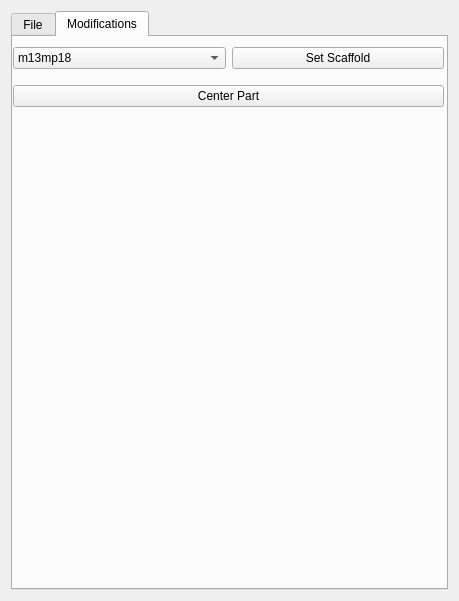
edellano/Adenita-SAMSON-Edition, file AdenitaCoreSE/form/SEAdenitaCoreSEAppGUI.ui: the form before one commit.
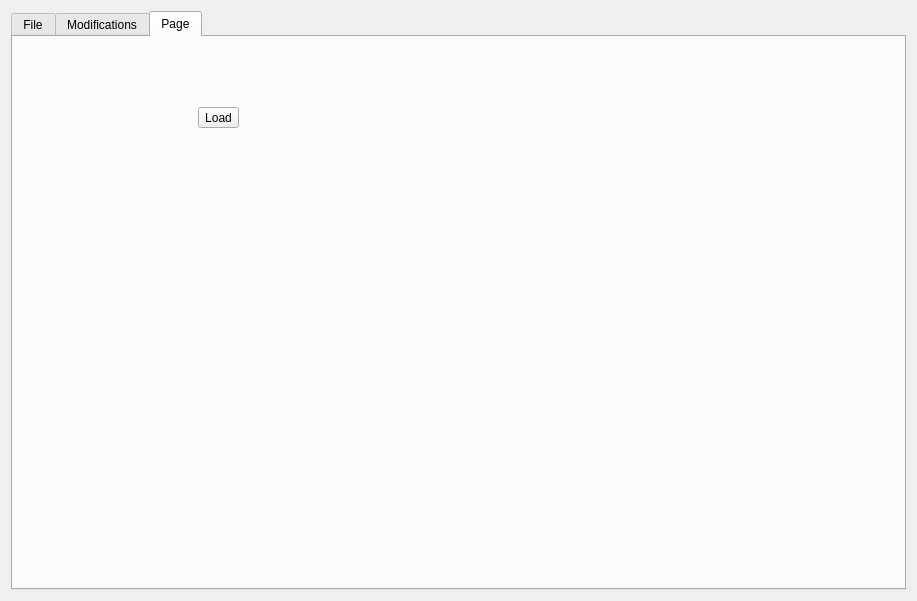
The form after the commit.

Commit message: testing icon based buttons

The edit to the form file:
```diff
--- a/AdenitaCoreSE/form/SEAdenitaCoreSEAppGUI.ui
+++ b/AdenitaCoreSE/form/SEAdenitaCoreSEAppGUI.ui
@@ -6,7 +6,7 @@
    <rect>
     <x>0</x>
     <y>0</y>
-    <width>459</width>
+    <width>917</width>
     <height>601</height>
    </rect>
   </property>
@@ -25,7 +25,7 @@
      <item>
       <widget class="QTabWidget" name="tabFile">
        <property name="currentIndex">
-        <number>1</number>
+        <number>2</number>
        </property>
        <widget class="QWidget" name="tab">
         <attribute name="title">
@@ -278,6 +278,36 @@
          </layout>
         </widget>
        </widget>
+       <widget class="QWidget" name="tab_3">
+        <attribute name="title">
+         <string>Page</string>
+        </attribute>
+        <widget class="QWidget" name="gridLayoutWidget_4">
+         <property name="geometry">
+          <rect>
+           <x>0</x>
+           <y>0</y>
+           <width>411</width>
+           <height>161</height>
+          </rect>
+         </property>
+         <layout class="QGridLayout" name="gridLayout_4">
+          <item row="0" column="0">
+           <widget class="QToolButton" name="btnLoad">
+            <property name="text">
+             <string>Load</string>
+            </property>
+            <property name="checkable">
+             <bool>true</bool>
+            </property>
+            <property name="toolButtonStyle">
+             <enum>Qt::ToolButtonTextUnderIcon</enum>
+            </property>
+           </widget>
+          </item>
+         </layout>
+        </widget>
+       </widget>
       </widget>
      </item>
     </layout>
```
Left out of the diff: 2 changed lines with no effect on the pictures. The commit also changes 2 other files.
